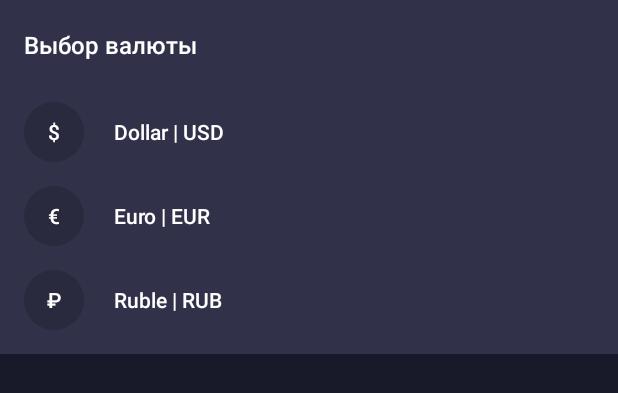
After one commit to AnnaSedykh/LoftCoin, an Android app: the layout dialog_currency.xml on its own in the app's theme, with its tools: preview values and no code run, on a phone screen of 412 x 824 dp. The commit adds this screen. Shown: the top 393 px of the screen. Run offline under Robolectric (Android 15) with nearby library versions, the phone set to English and light mode, and no system bars; network calls fail.

Commit message:
currency dialog

```diff
--- a/app/src/main/java/com/annasedykh/loftcoin/screens/main/rate/RatePresenter.java
+++ b/app/src/main/java/com/annasedykh/loftcoin/screens/main/rate/RatePresenter.java
@@ -1,4 +1,6 @@
 package com.annasedykh.loftcoin.screens.main.rate;
+
+import com.annasedykh.loftcoin.data.model.Fiat;
 
 public interface RatePresenter {
 
@@ -9,4 +11,8 @@ public interface RatePresenter {
     void getRate();
 
     void onRefresh();
+
+    void onMenuItemCurrencyClick();
+
+    void onFiatCurrencySelected(Fiat currency);
 }
--- a/app/src/main/java/com/annasedykh/loftcoin/screens/main/rate/RateView.java
+++ b/app/src/main/java/com/annasedykh/loftcoin/screens/main/rate/RateView.java
@@ -11,4 +11,8 @@ public interface RateView {
     void setRefreshing(boolean refreshing);
 
     void showCurrencyDialog();
+
+    void showProgress();
+
+    void hideProgress();
 }
--- /dev/null
+++ b/app/src/main/res/drawable/bg_coin_symbol_transparent.xml
@@ -0,0 +1,11 @@
+<?xml version="1.0" encoding="utf-8"?>
+<shape xmlns:android="http://schemas.android.com/apk/res/android"
+    android:shape="oval">
+
+    <size
+        android:width="20dp"
+        android:height="20dp" />
+
+    <solid android:color="#2B000000" />
+
+</shape>
--- /dev/null
+++ b/app/src/main/res/layout/dialog_currency.xml
@@ -0,0 +1,113 @@
+<?xml version="1.0" encoding="utf-8"?>
+<LinearLayout xmlns:android="http://schemas.android.com/apk/res/android"
+    android:layout_width="match_parent"
+    android:layout_height="wrap_content"
+    android:background="@color/gray_50"
+    android:orientation="vertical"
+    android:paddingBottom="8dp">
+
+    <TextView
+        android:layout_width="match_parent"
+        android:layout_height="60dp"
+        android:fontFamily="sans-serif-medium"
+        android:gravity="center_vertical"
+        android:paddingStart="16dp"
+        android:paddingEnd="16dp"
+        android:text="@string/rate_menu_title"
+        android:textColor="@color/white"
+        android:textSize="16sp" />
+
+    <LinearLayout
+        android:id="@+id/usd"
+        android:layout_width="match_parent"
+        android:layout_height="56dp"
+        android:background="?android:attr/selectableItemBackground"
+        android:gravity="center_vertical"
+        android:orientation="horizontal"
+        android:paddingStart="16dp"
+        android:paddingEnd="16dp">
+
+        <TextView
+            android:layout_width="40dp"
+            android:layout_height="40dp"
+            android:background="@drawable/bg_coin_symbol_transparent"
+            android:fontFamily="sans-serif-medium"
+            android:gravity="center"
+            android:text="@string/usd_symbol"
+            android:textColor="@color/white"
+            android:textSize="14sp" />
+
+        <TextView
+            android:layout_width="match_parent"
+            android:layout_height="wrap_content"
+            android:layout_marginStart="20dp"
+            android:fontFamily="sans-serif-medium"
+            android:text="@string/rate_menu_usd_text"
+            android:textColor="@color/white"
+            android:textSize="14sp" />
+
+    </LinearLayout>
+
+    <LinearLayout
+        android:id="@+id/eur"
+        android:layout_width="match_parent"
+        android:layout_height="56dp"
+        android:background="?android:attr/selectableItemBackground"
+        android:gravity="center_vertical"
+        android:orientation="horizontal"
+        android:paddingStart="16dp"
+        android:paddingEnd="16dp">
+
+        <TextView
+            android:layout_width="40dp"
+            android:layout_height="40dp"
+            android:background="@drawable/bg_coin_symbol_transparent"
+            android:fontFamily="sans-serif-medium"
+            android:gravity="center"
+            android:text="@string/eur_symbol"
+            android:textColor="@color/white"
+            android:textSize="14sp" />
+
+        <TextView
+            android:layout_width="match_parent"
+            android:layout_height="wrap_content"
+            android:layout_marginStart="20dp"
+            android:fontFamily="sans-serif-medium"
+            android:text="@string/rate_menu_eur_text"
+            android:textColor="@color/white"
+            android:textSize="14sp" />
+
+    </LinearLayout>
+
+    <LinearLayout
+        android:id="@+id/rub"
+        android:layout_width="match_parent"
+        android:layout_height="56dp"
+        android:background="?android:attr/selectableItemBackground"
+        android:gravity="center_vertical"
+        android:orientation="horizontal"
+        android:paddingStart="16dp"
+        android:paddingEnd="16dp">
+
+        <TextView
+            android:layout_width="40dp"
+            android:layout_height="40dp"
+            android:background="@drawable/bg_coin_symbol_transparent"
+            android:fontFamily="sans-serif-medium"
+            android:gravity="center"
+            android:text="@string/rub_symbol"
+            android:textColor="@color/white"
+            android:textSize="14sp" />
+
+        <TextView
+            android:layout_width="match_parent"
+            android:layout_height="wrap_content"
+            android:layout_marginStart="20dp"
+            android:fontFamily="sans-serif-medium"
+            android:text="@string/rate_menu_rub_text"
+            android:textColor="@color/white"
+            android:textSize="14sp" />
+
+    </LinearLayout>
+
+</LinearLayout>
--- a/app/src/main/res/values/colors.xml
+++ b/app/src/main/res/values/colors.xml
@@ -44,4 +44,6 @@
     <color name="gray_80">#191A2A</color>
     <color name="gray_100">#10101A</color>
 
+    <color name="transparent_gray_80">#e1191a2a</color>
+
 </resources>
--- a/app/src/main/res/values/donottranslate.xml
+++ b/app/src/main/res/values/donottranslate.xml
@@ -5,4 +5,13 @@
     <string name="rate_item_percent_change">%.2f%%</string>
     <string name="currency_amount">%s %s</string>
 
+    <string name="rate_menu_usd_text">Dollar | USD</string>
+    <string name="usd_symbol">$</string>
+
+    <string name="rate_menu_eur_text">Euro | EUR</string>
+    <string name="eur_symbol">€</string>
+
+    <string name="rate_menu_rub_text">Ruble | RUB</string>
+    <string name="rub_symbol">₽</string>
+
 </resources>
--- a/app/src/main/res/values/strings.xml
+++ b/app/src/main/res/values/strings.xml
@@ -14,4 +14,8 @@
 
     <string name="rate_screen_title">Курс криптовалют</string>
 
+    <string name="rate_menu_item_currency">Валюта</string>
+    <string name="rate_menu_title">Выбор валюты</string>
+
+
 </resources>
```
Also changed, not shown: app/src/main/java/com/annasedykh/loftcoin/screens/main/rate/CurrencyDialog.java (added, +62 -0 lines), app/src/main/java/com/annasedykh/loftcoin/screens/main/rate/RateFragment.java (+40 -1 lines), app/src/main/java/com/annasedykh/loftcoin/screens/main/rate/RatePresenterImpl.java (+32 -4 lines), app/src/main/res/drawable/ic_menu_currency.xml (added, +9 -0 lines), app/src/main/res/layout/fragment_rate.xml (+14 -0 lines), app/src/main/res/menu/menu_rate.xml (added, +12 -0 lines), 1 other file.
